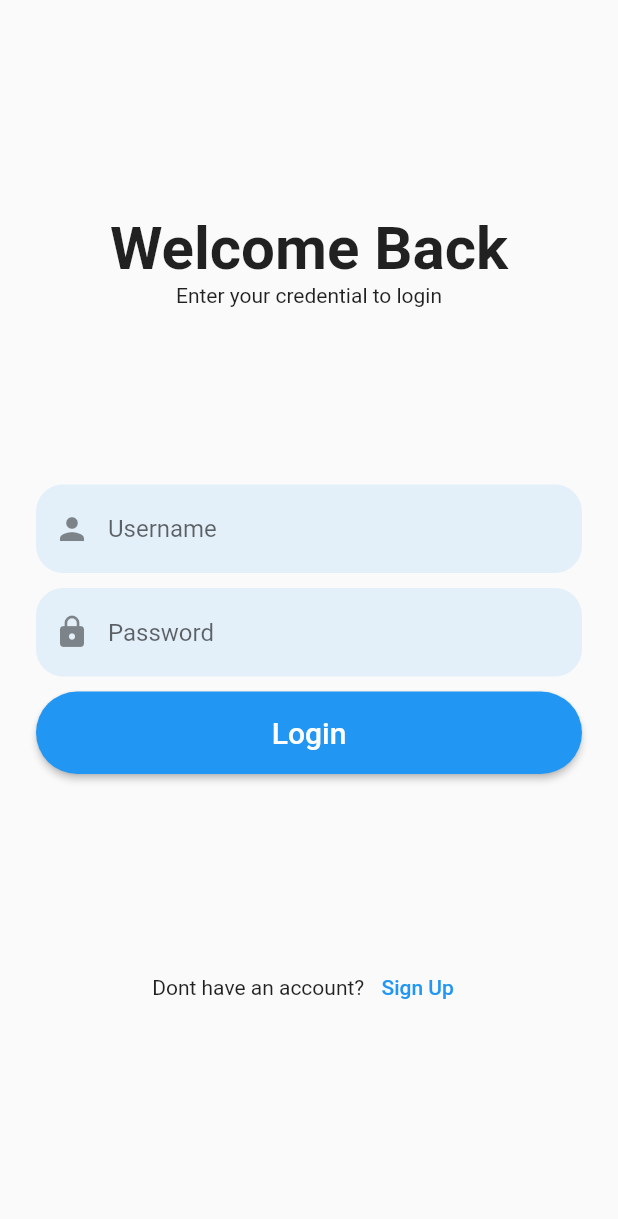
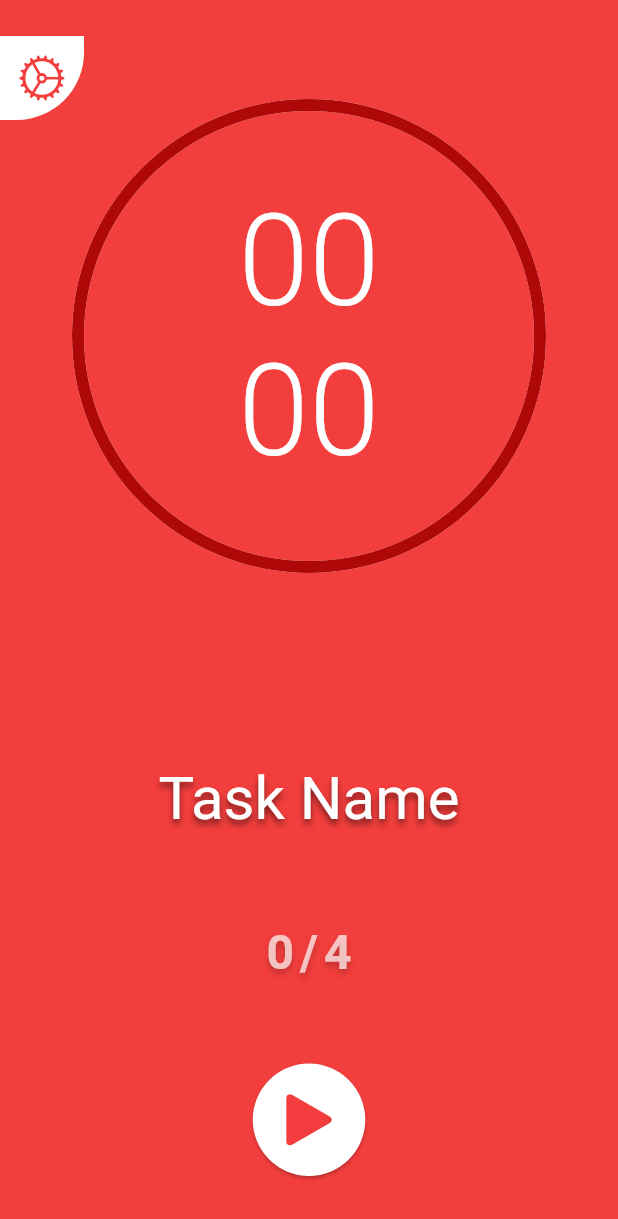
Before and after one commit to AlvinKuruvilla/stand-up, a Flutter app: the screen it shows after launch, after a tap on "Login", on a phone screen of 412 x 824 dp. Shown: the top 1219 px of the screen. Run offline on Flutter 3.47's test engine with Material 2 defaults, Android fonts, the phone set to English and light mode, and no system bars; our stand-ins replace numberpicker.

Commit message:
Implement basic pomodoro style timer page

```diff
--- a/stand_up/lib/Pages/Login/login_page.dart
+++ b/stand_up/lib/Pages/Login/login_page.dart
@@ -1,5 +1,6 @@
 import 'package:flutter/material.dart';
 import 'package:stand_up/Pages/Login/register_page.dart';
+import 'package:stand_up/Pages/Timer/timer_page.dart';
 
 class LoginPage extends StatelessWidget {
   const LoginPage({super.key});
@@ -64,7 +65,10 @@ class LoginPage extends StatelessWidget {
         ),
         const SizedBox(height: 10),
         ElevatedButton(
-          onPressed: () {},
+          onPressed: () {
+            Navigator.push(
+                context, MaterialPageRoute(builder: (context) => TimerPage()));
+          },
           style: ElevatedButton.styleFrom(
             shape: const StadiumBorder(),
             padding: const EdgeInsets.symmetric(vertical: 16),
--- /dev/null
+++ b/stand_up/lib/Pages/Timer/timer_page.dart
@@ -0,0 +1,263 @@
+import 'package:flutter/cupertino.dart';
+import 'package:numberpicker/numberpicker.dart';
+import 'package:flutter/material.dart';
+import 'package:stand_up/Widgets/timer_painter.dart';
+
+// Switch states
+bool soundSwitch = true;
+bool vibrationSwitch = true;
+int _workSessionValue = 1;
+int _shortBreakValue = 1;
+int _longBreakValue = 1;
+
+class TimerPage extends StatefulWidget {
+  const TimerPage({super.key});
+
+  @override
+  _TimerPageState createState() => _TimerPageState();
+}
+
+class _TimerPageState extends State<TimerPage> with TickerProviderStateMixin {
+  late NumberPicker integerNumberPicker;
+
+// Work Session
+  _handleWorkValueChange(int value) {
+    setState(() {
+      _workSessionValue = value;
+    });
+  }
+
+  // Short break
+  _handleShortBreakValueChange(int value) {
+    setState(() {
+      _shortBreakValue = value;
+    });
+  }
+
+  // Long Break
+
+  _handleLongBreakValueChange(int value) {
+    setState(() {
+      _longBreakValue = value;
+    });
+  }
+
+  // Animation
+  late AnimationController animationController;
+
+  String get timerString {
+    Duration duration =
+        animationController.duration! * animationController.value;
+    return '${duration.inMinutes.toString().padLeft(2, '0')}\n${(duration.inSeconds % 60).toString().padLeft(2, '0')}';
+  }
+
+  @override
+  void initState() {
+    super.initState();
+    animationController = AnimationController(
+        vsync: this, duration: const Duration(seconds: 1500));
+  }
+
+  @override
+  Widget build(BuildContext context) {
+    final Brightness brightnessValue =
+        MediaQuery.of(context).platformBrightness;
+    bool isDark = brightnessValue == Brightness.dark;
+
+    integerNumberPicker = NumberPicker(
+      value: _workSessionValue,
+      minValue: 1,
+      maxValue: 50,
+      onChanged: _handleWorkValueChange,
+    );
+
+    integerNumberPicker = NumberPicker(
+      value: _shortBreakValue,
+      minValue: 1,
+      maxValue: 50,
+      onChanged: _handleShortBreakValueChange,
+    );
+
+    integerNumberPicker = NumberPicker(
+      value: _longBreakValue,
+      minValue: 1,
+      maxValue: 50,
+      onChanged: _handleLongBreakValueChange,
+    );
+
+    return Scaffold(
+        backgroundColor: (isDark)
+            ? const Color.fromRGBO(38, 38, 52, 1)
+            : const Color.fromRGBO(242, 62, 60, 1),
+        body: AnimatedBuilder(
+            animation: animationController,
+            builder: (context, child) {
+              return Column(
+                crossAxisAlignment: CrossAxisAlignment.center,
+                children: <Widget>[
+                  Expanded(
+                    child: Align(
+                      alignment: FractionalOffset.topCenter,
+                      child: Padding(
+                        padding: const EdgeInsets.only(
+                            left: 52, right: 52, bottom: 0, top: 70),
+                        child: AspectRatio(
+                          aspectRatio: 1,
+                          child: Stack(
+                            children: <Widget>[
+                              Positioned.fill(
+                                child: AnimatedBuilder(
+                                    animation: animationController,
+                                    builder:
+                                        (BuildContext context, Widget? child) {
+                                      return CustomPaint(
+                                        painter: TimerPainter(
+                                            animation: animationController,
+                                            backgroundColor: Colors.white,
+                                            color: (isDark)
+                                                ? const Color.fromRGBO(
+                                                    92, 211, 62, 1)
+                                                : const Color.fromRGBO(
+                                                    175, 8, 8, 1)),
+                                      );
+                                    }),
+                              ),
+                              Align(
+                                alignment: FractionalOffset.center,
+                                child: Column(
+                                  mainAxisAlignment: MainAxisAlignment.center,
+                                  crossAxisAlignment: CrossAxisAlignment.center,
+                                  children: <Widget>[
+                                    AnimatedBuilder(
+                                      animation: animationController,
+                                      builder: (BuildContext context,
+                                          Widget? child) {
+                                        return Text(
+                                          timerString,
+                                          style: const TextStyle(
+                                              fontSize: 85.0,
+                                              fontWeight: FontWeight.w300,
+                                              color: Colors.white),
+                                        );
+                                      },
+                                    )
+                                  ],
+                                ),
+                              ),
+                            ],
+                          ),
+                        ),
+                      ),
+                    ),
+                  ),
+                  Padding(
+                    padding: const EdgeInsets.all(40),
+                    child: Column(
+                      crossAxisAlignment: CrossAxisAlignment.center,
+                      children: <Widget>[
+                        const Padding(
+                          padding: EdgeInsets.only(bottom: 60),
+                          child: Text(
+                            "Task Name",
+                            textAlign: TextAlign.center,
+                            style: TextStyle(
+                                color: Colors.white,
+                                fontWeight: FontWeight.w400,
+                                shadows: [
+                                  Shadow(
+                                      blurRadius: 5,
+                                      color: Color.fromRGBO(0, 0, 0, 0.5),
+                                      offset: Offset(0, 3))
+                                ],
+                                fontSize: 40),
+                          ),
+                        ),
+                        Padding(
+                          padding: const EdgeInsets.only(bottom: 55),
+                          child: Column(
+                            crossAxisAlignment: CrossAxisAlignment.center,
+                            children: const <Widget>[
+                              Text(
+                                "0/4",
+                                style: TextStyle(
+                                  color: Colors.white70,
+                                  fontSize: 32,
+                                  fontWeight: FontWeight.w600,
+                                  letterSpacing: 4,
+                                  shadows: [
+                                    Shadow(
+                                        blurRadius: 5,
+                                        color: Color.fromRGBO(0, 0, 0, 0.2),
+                                        offset: Offset(0, 3))
+                                  ],
+                                ),
+                              ),
+                            ],
+                          ),
+                        ),
+                        AnimatedBuilder(
+                          animation: animationController,
+                          builder: (context, child) {
+                            return SizedBox(
+                              width: 75.0,
+                              height: 75.0,
+                              child: RawMaterialButton(
+                                fillColor: Colors.white,
+                                shape: const CircleBorder(),
+                                elevation: 1.0,
+                                child: Icon(
+                                  (animationController.isAnimating)
+                                      ? CupertinoIcons.pause_solid
+                                      : CupertinoIcons.play_arrow_solid,
+                                  size: 48,
+                                  color: (isDark)
+                                      ? const Color.fromRGBO(92, 211, 62, 1)
+                                      : const Color.fromRGBO(242, 60, 62, 1),
+                                ),
+                                onPressed: () {
+                                  if (animationController.isAnimating) {
+                                    animationController.stop();
+                                  } else {
+                                    animationController.reverse(
+                                        from: animationController.value == 0.0
+                                            ? 1.0
+                                            : animationController.value);
+                                  }
+                                },
+                              ),
+                            );
+                          },
+                        ),
+                      ],
+                    ),
+                  ),
+                ],
+              );
+            }),
+        floatingActionButton: Container(
+          padding: const EdgeInsets.only(top: 40),
+          child: Align(
+            alignment: Alignment.topLeft,
+            child: FloatingActionButton(
+              shape: const RoundedRectangleBorder(
+                  borderRadius: BorderRadius.only(
+                      topLeft: Radius.circular(0),
+                      topRight: Radius.circular(0),
+                      bottomLeft: Radius.circular(0),
+                      bottomRight: Radius.circular(45))),
+              elevation: 0.0,
+              backgroundColor: Colors.white,
+              onPressed: () {},
+              child: Icon(
+                CupertinoIcons.settings_solid,
+                color: (isDark)
+                    ? const Color.fromRGBO(92, 211, 62, 1)
+                    : const Color.fromRGBO(242, 62, 60, 1),
+                size: 32,
+              ),
+            ),
+          ),
+        ),
+        floatingActionButtonLocation: FloatingActionButtonLocation.centerFloat);
+  }
+}
--- /dev/null
+++ b/stand_up/lib/Widgets/timer_painter.dart
@@ -0,0 +1,34 @@
+import 'package:flutter/material.dart';
+import 'dart:math';
+
+class TimerPainter extends CustomPainter {
+  final Animation<double> animation;
+  final Color backgroundColor, color;
+
+  TimerPainter({
+    required this.animation,
+    required this.backgroundColor,
+    required this.color,
+  }) : super(repaint: animation);
+
+  @override
+  void paint(Canvas canvas, Size size) {
+    Paint paint = Paint()
+      ..color = backgroundColor
+      ..strokeWidth = 8.0
+      ..strokeCap = StrokeCap.butt
+      ..style = PaintingStyle.stroke;
+
+    canvas.drawCircle(size.center(Offset.zero), size.width / 2.0, paint);
+    paint.color = color;
+    double progress = (1.0 - animation.value) * 2 * pi;
+    canvas.drawArc(Offset.zero & size, pi * 1.5, progress, false, paint);
+  }
+
+  @override
+  bool shouldRepaint(TimerPainter oldDelegate) {
+    return animation.value != oldDelegate.animation.value ||
+        color != oldDelegate.color ||
+        backgroundColor != oldDelegate.backgroundColor;
+  }
+}
--- a/stand_up/pubspec.yaml
+++ b/stand_up/pubspec.yaml
@@ -36,6 +36,7 @@ dependencies:
   # The following adds the Cupertino Icons font to your application.
   # Use with the CupertinoIcons class for iOS style icons.
   cupertino_icons: ^1.0.2
+  numberpicker: ^2.1.1
 
 dev_dependencies:
   flutter_test:
```
